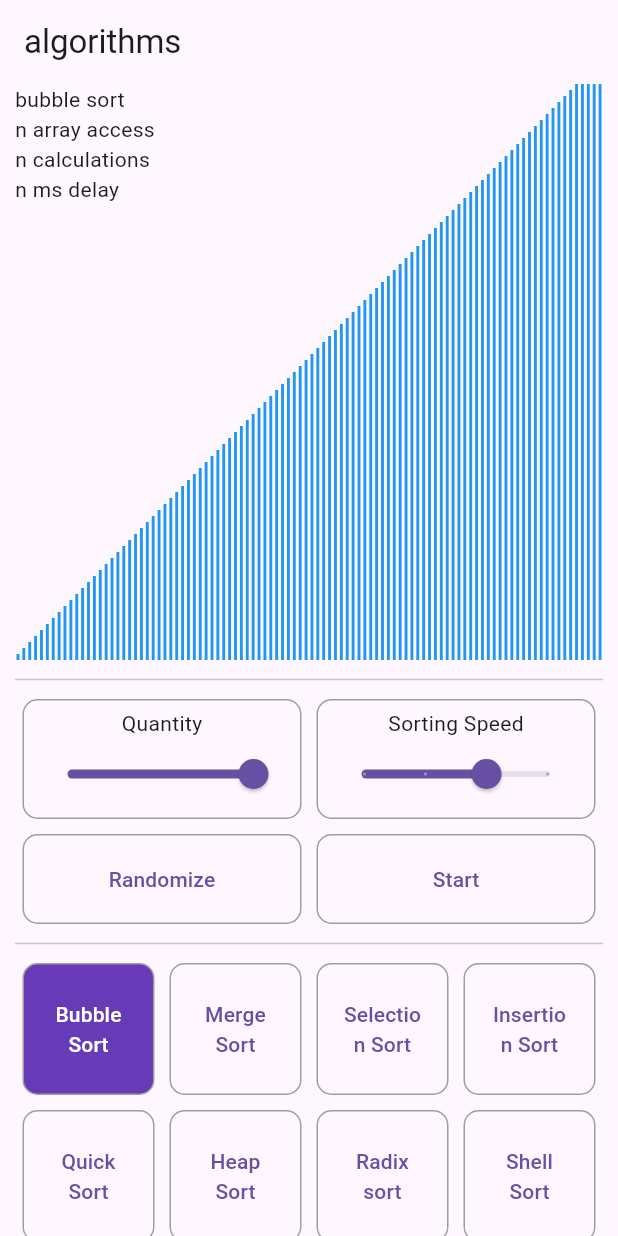
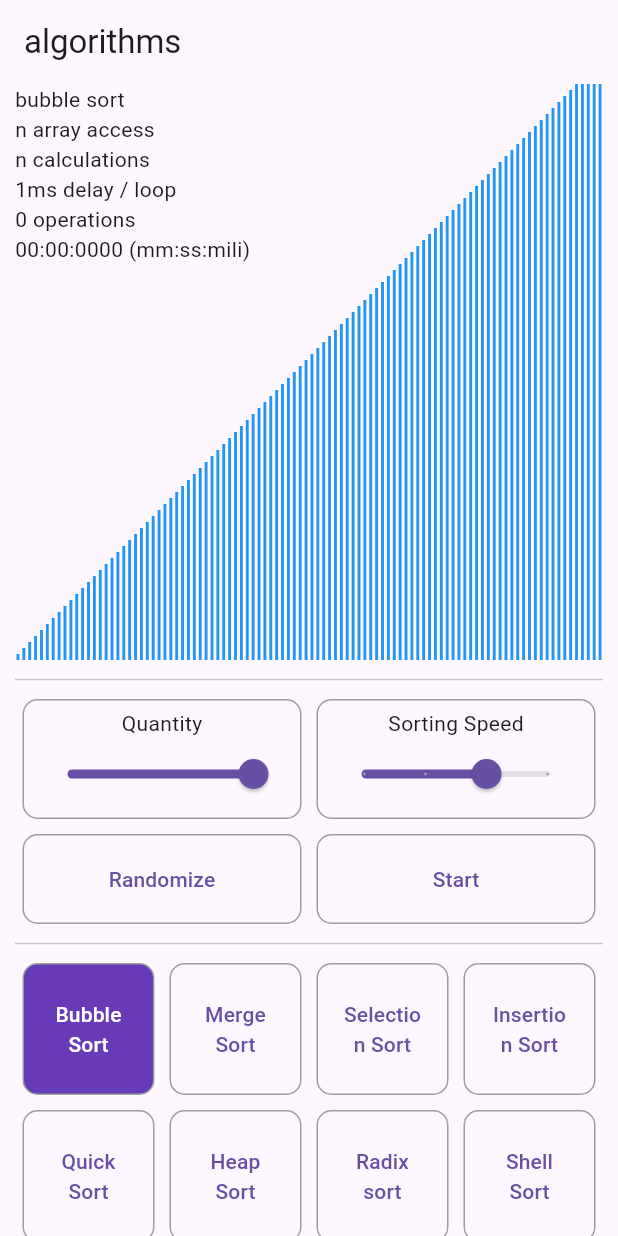
Before and after one commit to lucas-marianno/flutter_algorithm_visualizer, a Flutter app: the screen it shows after launch, on a phone screen of 412 x 824 dp. Run offline on Flutter 3.47's test engine with Material 3 defaults, Android fonts, the phone set to English and light mode, and no system bars.

```diff
--- a/lib/home.dart
+++ b/lib/home.dart
@@ -75,7 +75,9 @@ class _HomePageState extends State<HomePage> {
                         // TODO: feature
                         const Text('n array access'),
                         const Text('n calculations'),
-                        const Text('n ms delay')
+                        Text('${sortingController.delayMs}ms delay / loop'),
+                        Text('${sortingController.nOfOperations} operations'),
+                        const Text('00:00:0000 (mm:ss:mili)')
                       ],
                     ),
                   ),
--- a/lib/logic/sorting_speed_controller.dart
+++ b/lib/logic/sorting_speed_controller.dart
@@ -28,12 +28,14 @@ class SortingController {
   final List<Bar> bars;
   final Future<void> Function(List<Bar> newBar) updateBarsCallback;
 
+  int _nOfOperations = 0;
   int _speed = 3;
   String _algo = 'bubble sort';
 
   Future<void> _updateBarsGraph(List<Bar> newBar) async {
     await sleep();
     updateBarsCallback(newBar);
+    if (!SortingControllerState().hasStopped) _nOfOperations++;
   }
 
   void randomize() {
@@ -45,6 +47,7 @@ class SortingController {
   void startSorting() async {
     stopSorting();
 
+    _nOfOperations = 0;
     SortingControllerState().stopSorting = false;
 
     switch (_algo.toLowerCase()) {
@@ -85,6 +88,21 @@ class SortingController {
     }
   }
 
+  int get delayMs {
+    switch (_speed) {
+      case 1:
+        return 1000;
+      case 2:
+        return 100;
+      case 3:
+        return 1;
+      case 4:
+        return 0;
+      default:
+        return 9999999999;
+    }
+  }
+
   String get speedLabel {
     switch (_speed) {
       case 1:
@@ -104,7 +122,7 @@ class SortingController {
 
   double get speedValue => _speed.toDouble();
 
-  // bool get hasStopped => _stopSorting;
+  int get nOfOperations => _nOfOperations;
 
   set setAlgorithm(String algo) => _algo = algo;
 
```
Also changed, not shown: lib/logic/sorting_algorithms/merge_sort.dart (+9 -2 lines), lib/logic/sorting_algorithms/selection_sort.dart (+6 -4 lines).
